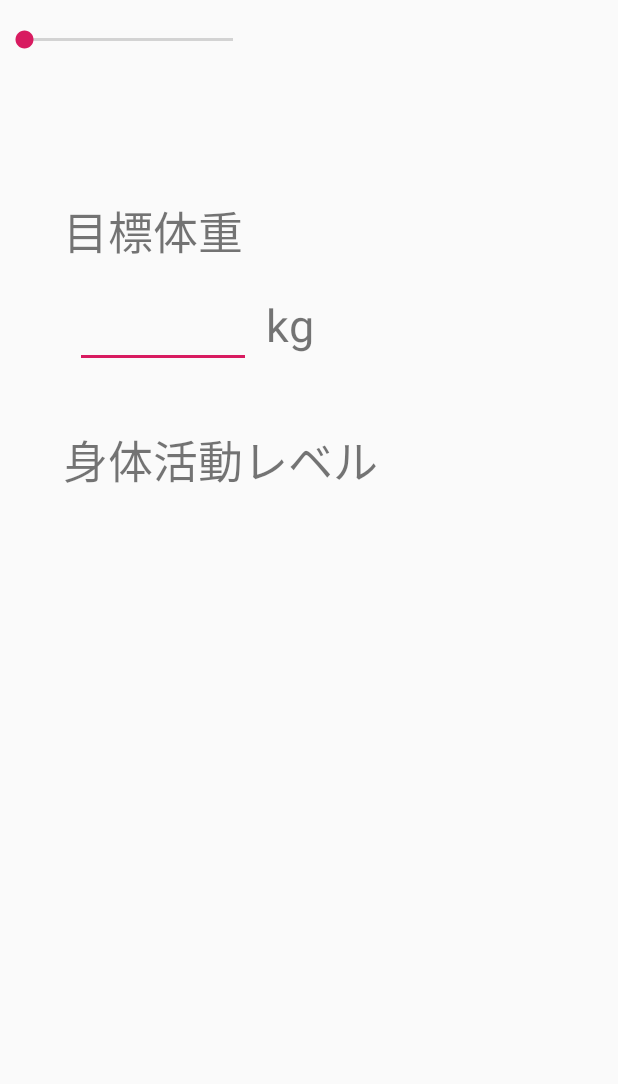
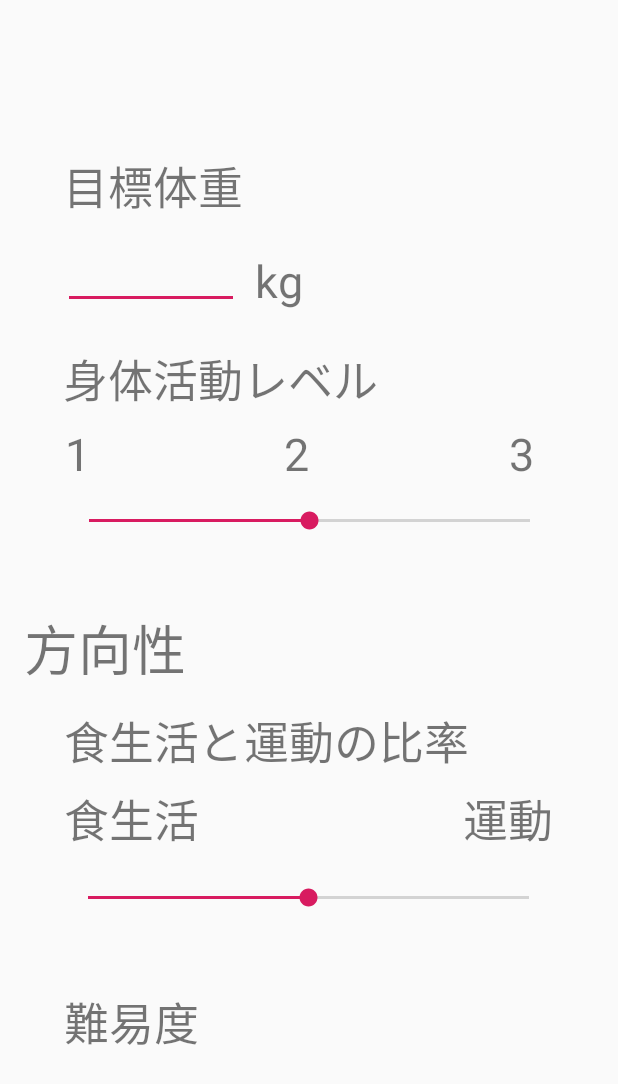
Before and after one commit to mamirunrun/FIT, an Android app: the layout register_profile3.xml on its own in the app's theme, with its tools: preview values and no code run, on a phone screen of 412 x 824 dp. Shown: the top 1084 px of the screen. Run offline under Robolectric (Android 15) with nearby library versions, the phone set to English and light mode, and no system bars.

Commit message:
プロフィール登録画面

```diff
--- a/app/src/main/res/layout/content_home_activity.xml
+++ b/app/src/main/res/layout/content_home_activity.xml
@@ -76,7 +76,7 @@
         app:layout_constraintTop_toBottomOf="@+id/imageView" />
 
     <TextView
-        android:id="@+id/textView2"
+        android:id="@+id/register_profile3_label_target_weight"
         android:layout_width="wrap_content"
         android:layout_height="wrap_content"
         android:layout_marginStart="8dp"
--- a/app/src/main/res/layout/register_profile3.xml
+++ b/app/src/main/res/layout/register_profile3.xml
@@ -1,29 +1,43 @@
 <?xml version="1.0" encoding="utf-8"?>
 <androidx.constraintlayout.widget.ConstraintLayout xmlns:android="http://schemas.android.com/apk/res/android"
     xmlns:app="http://schemas.android.com/apk/res-auto"
-    xmlns:tools="http://schemas.android.com/tools"
     android:layout_width="match_parent"
     android:layout_height="match_parent"
     android:orientation="vertical">
+
+    <TextView
+        android:id="@+id/register_profile3_label__training"
+        android:layout_width="wrap_content"
+        android:layout_height="wrap_content"
+        android:text="@string/training_rabel"
+        android:textSize="30sp"
+        app:layout_constraintBottom_toTopOf="@+id/register_profile3_seekBar_training_ratio"
+        app:layout_constraintEnd_toEndOf="@+id/register_profile3_seekBar_training_ratio" />
+
+    <SeekBar
+        android:id="@+id/register_profile3_seekBar_training_ratio"
+        android:layout_width="326dp"
+        android:layout_height="60dp"
+        android:layout_marginTop="52dp"
+        android:max="4"
+        android:progress="2"
+        app:layout_constraintEnd_toEndOf="parent"
+        app:layout_constraintHorizontal_bias="0.494"
+        app:layout_constraintStart_toStartOf="parent"
+        app:layout_constraintTop_toBottomOf="@+id/register_profile3_label_training_ratio" />
 
     <EditText
         android:id="@+id/register_profile3_text_target_weight"
         android:layout_width="117dp"
         android:layout_height="59dp"
-        android:layout_marginStart="8dp"
-        android:layout_marginTop="8dp"
         android:ems="10"
         android:inputType="textPersonName"
         android:textSize="30sp"
-        app:layout_constraintBottom_toBottomOf="parent"
-        app:layout_constraintEnd_toEndOf="parent"
-        app:layout_constraintHorizontal_bias="0.0"
-        app:layout_constraintStart_toStartOf="@+id/textView2"
-        app:layout_constraintTop_toBottomOf="@+id/textView2"
-        app:layout_constraintVertical_bias="0.002" />
+        app:layout_constraintStart_toStartOf="@+id/register_profile3_label_target_weight"
+        app:layout_constraintTop_toBottomOf="@+id/register_profile3_label_target_weight" />
 
     <TextView
-        android:id="@+id/textView2"
+        android:id="@+id/register_profile3_label_target_weight"
         android:layout_width="wrap_content"
         android:layout_height="wrap_content"
         android:text="@string/target_weight_label"
@@ -33,7 +47,7 @@
         app:layout_constraintHorizontal_bias="0.144"
         app:layout_constraintStart_toStartOf="parent"
         app:layout_constraintTop_toTopOf="parent"
-        app:layout_constraintVertical_bias="0.169" />
+        app:layout_constraintVertical_bias="0.13" />
 
     <TextView
         android:id="@+id/register_profile3_label_kg"
@@ -47,7 +61,7 @@
         app:layout_constraintEnd_toEndOf="parent"
         app:layout_constraintHorizontal_bias="0.012"
         app:layout_constraintStart_toEndOf="@+id/register_profile3_text_target_weight"
-        app:layout_constraintTop_toBottomOf="@+id/textView2"
+        app:layout_constraintTop_toBottomOf="@+id/register_profile3_label_target_weight"
         app:layout_constraintVertical_bias="0.019" />
 
     <TextView
@@ -55,6 +69,7 @@
         android:layout_width="237dp"
         android:layout_height="43dp"
         android:layout_marginTop="8dp"
+        android:layout_marginBottom="8dp"
         android:singleLine="false"
         android:text="@string/activity_level_label"
         android:textSize="30sp"
@@ -63,13 +78,100 @@
         app:layout_constraintHorizontal_bias="0.241"
         app:layout_constraintStart_toStartOf="parent"
         app:layout_constraintTop_toTopOf="parent"
-        app:layout_constraintVertical_bias="0.357" />
+        app:layout_constraintVertical_bias="0.29" />
 
     <SeekBar
-        android:id="@+id/seekBar"
-        android:layout_width="171dp"
-        android:layout_height="53dp"
-        tools:layout_editor_absoluteX="91dp"
-        tools:layout_editor_absoluteY="503dp" />
+        android:id="@+id/register_profile3_seekBar_activity_level"
+        android:layout_width="326dp"
+        android:layout_height="60dp"
+        android:layout_marginTop="44dp"
+        android:max="2"
+        android:progress="1"
+        app:layout_constraintEnd_toEndOf="parent"
+        app:layout_constraintHorizontal_bias="0.506"
+        app:layout_constraintStart_toStartOf="parent"
+        app:layout_constraintTop_toBottomOf="@+id/register_profile3_label_activity_level" />
+
+    <TextView
+        android:id="@+id/register_profile3_level_1"
+        android:layout_width="30dp"
+        android:layout_height="35dp"
+        android:text="@string/no_label_1"
+        android:textSize="30sp"
+        app:layout_constraintBottom_toTopOf="@+id/register_profile3_seekBar_activity_level"
+        app:layout_constraintStart_toStartOf="@+id/register_profile3_seekBar_activity_level" />
+
+    <TextView
+        android:id="@+id/register_profile3_level_2"
+        android:layout_width="30dp"
+        android:layout_height="35dp"
+        android:layout_marginStart="116dp"
+        android:layout_marginEnd="8dp"
+        android:text="@string/no_label_2"
+        android:textSize="30sp"
+        app:layout_constraintBottom_toTopOf="@+id/register_profile3_seekBar_activity_level"
+        app:layout_constraintEnd_toStartOf="@+id/register_profile3_level_3"
+        app:layout_constraintHorizontal_bias="0.0"
+        app:layout_constraintStart_toEndOf="@+id/register_profile3_level_1" />
+
+    <TextView
+        android:id="@+id/register_profile3_level_3"
+        android:layout_width="30dp"
+        android:layout_height="35dp"
+        android:text="@string/no_label_3"
+        android:textSize="30sp"
+        app:layout_constraintBottom_toTopOf="@+id/register_profile3_seekBar_activity_level"
+        app:layout_constraintEnd_toEndOf="@+id/register_profile3_seekBar_activity_level" />
+
+    <TextView
+        android:id="@+id/register_profile3_label_training_ratio"
+        android:layout_width="wrap_content"
+        android:layout_height="wrap_content"
+        android:text="@string/training_ratio_label"
+        android:textSize="30sp"
+        app:layout_constraintBottom_toBottomOf="parent"
+        app:layout_constraintEnd_toEndOf="parent"
+        app:layout_constraintHorizontal_bias="0.3"
+        app:layout_constraintStart_toStartOf="parent"
+        app:layout_constraintTop_toTopOf="parent"
+        app:layout_constraintVertical_bias="0.605" />
+
+    <TextView
+        android:id="@+id/register_profile3_label__meal"
+        android:layout_width="wrap_content"
+        android:layout_height="wrap_content"
+        android:text="@string/meal_label"
+        android:textSize="30sp"
+        app:layout_constraintBottom_toTopOf="@+id/register_profile3_seekBar_training_ratio"
+        app:layout_constraintStart_toStartOf="@+id/register_profile3_seekBar_training_ratio" />
+
+    <TextView
+        android:id="@+id/register_profile3_label__direction"
+        android:layout_width="wrap_content"
+        android:layout_height="wrap_content"
+        android:layout_marginTop="8dp"
+        android:layout_marginBottom="8dp"
+        android:text="@string/direction_label"
+        android:textSize="36sp"
+        app:layout_constraintBottom_toBottomOf="parent"
+        app:layout_constraintEnd_toEndOf="parent"
+        app:layout_constraintHorizontal_bias="0.052"
+        app:layout_constraintStart_toStartOf="parent"
+        app:layout_constraintTop_toTopOf="parent"
+        app:layout_constraintVertical_bias="0.527" />
+
+    <TextView
+        android:id="@+id/textView10"
+        android:layout_width="wrap_content"
+        android:layout_height="wrap_content"
+        android:layout_marginTop="8dp"
+        android:text="@string/dificulty_label"
+        android:textSize="30sp"
+        app:layout_constraintBottom_toBottomOf="parent"
+        app:layout_constraintEnd_toEndOf="parent"
+        app:layout_constraintHorizontal_bias="0.133"
+        app:layout_constraintStart_toStartOf="parent"
+        app:layout_constraintTop_toTopOf="parent"
+        app:layout_constraintVertical_bias="0.844" />
 
 </androidx.constraintlayout.widget.ConstraintLayout>
--- a/app/src/main/res/values/strings.xml
+++ b/app/src/main/res/values/strings.xml
@@ -21,6 +21,9 @@
     <string name="activity_level_label">身体活動レベル</string>
     <string name="navigation_drawer_open">open</string>
     <string name="navigation_drawer_close">close</string>
+    <string name="no_label_1">1</string>
+    <string name="no_label_2">2</string>
+    <string name="no_label_3">3</string>
     <string name="nav_home">ホーム</string>
     <string name="nav_todolist">やることリスト</string>
     <string name="nav_settings">設定</string>
@@ -28,4 +31,9 @@
     <string name="nav_wahtsapp">このアプリについて</string>
     <string name="Intake_calories">摂取カロリー</string>
     <string name="Calorie_consumption">消費カロリー</string>
+    <string name="training_ratio_label">食生活と運動の比率</string>
+    <string name="meal_label">食生活</string>
+    <string name="training_rabel">運動</string>
+    <string name="direction_label">方向性</string>
+    <string name="dificulty_label">難易度</string>
 </resources>
```
